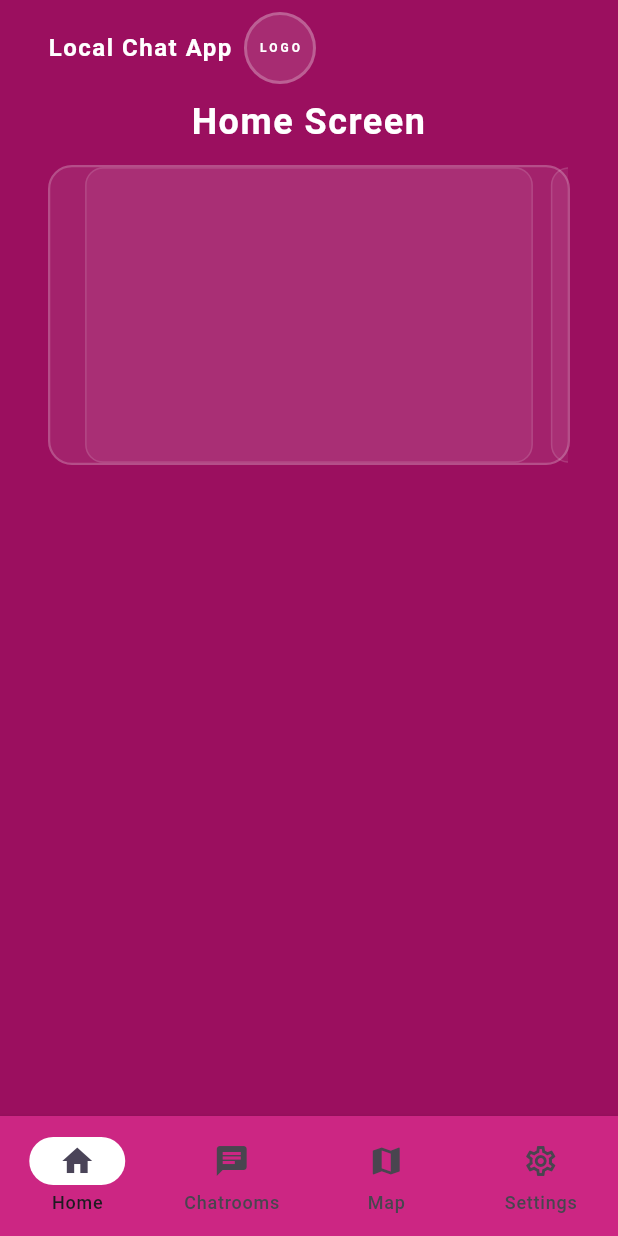
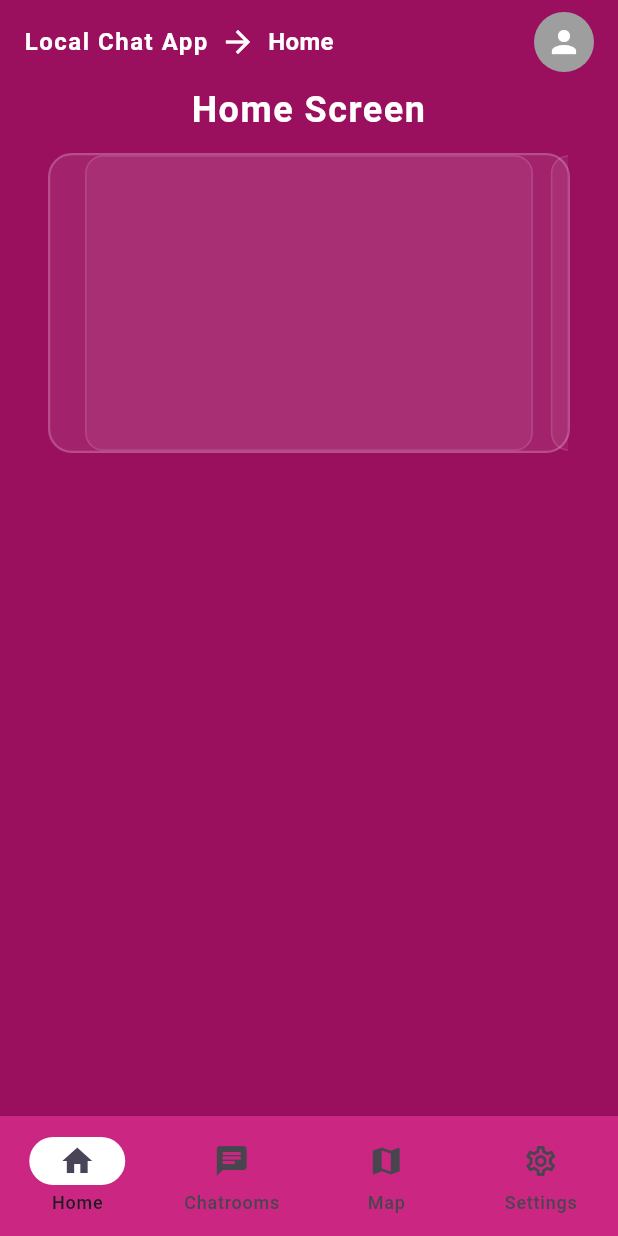
Before and after one commit to Voyage-local-chat-group/voyage-local-chat-group, a Flutter app: the HomeScreen screen opened directly, on a phone screen of 412 x 824 dp. Run offline on Flutter 3.47's test engine with Material 3 defaults, Android fonts, the phone set to English and light mode, and no system bars.

Commit message:
add top navbar to home screen

```diff
--- a/frontend/lib/views/home_screen.dart
+++ b/frontend/lib/views/home_screen.dart
@@ -47,10 +47,12 @@ class _HomeScreenState extends State<HomeScreen> {
 					crossAxisAlignment: CrossAxisAlignment.center,
 					children: [
 						Padding(
-							padding: const EdgeInsets.symmetric(horizontal: 32.0,vertical:8.0),
+							padding: const EdgeInsets.symmetric(horizontal: 16.0, vertical: 8.0),
 							child: Row(
-								mainAxisAlignment: MainAxisAlignment.start,
+								mainAxisAlignment: MainAxisAlignment.spaceBetween,
 								crossAxisAlignment: CrossAxisAlignment.center,
+								children: [
+									Row(
 										children: [
 											const Text(
 												'Local Chat App',
@@ -62,28 +64,27 @@ class _HomeScreenState extends State<HomeScreen> {
 													letterSpacing: 1,
 												),
 											),
-									const SizedBox(width:8),
-									Container(
-										height: 48,
-										width: 48,
-										decoration: BoxDecoration(
-											color: Colors.white.withValues(alpha: 0.12),
-											shape: BoxShape.circle,
-											border: Border.all(
-												color: Colors.white.withValues(alpha: 0.24),
-												width: 2,
+											const SizedBox(width: 8),
+											const Icon(Icons.arrow_forward, color: Colors.white),
+											const SizedBox(width: 8),
+											const Text(
+												'Home',
+												style: TextStyle(
+													color: Colors.white,
+													fontSize: 16,
+													fontWeight: FontWeight.w700,
 												),
 											),
-										child: const Center(
-											child: Text(
-												'LOGO',
-												style: TextStyle(
-													color: Colors.white,
-													fontSize: 8,
-													letterSpacing: 2,
-													fontWeight: FontWeight.w600,
+										],
 									),
-											),
+									GestureDetector(
+										onTap: () {
+											// Navigate to profile
+										},
+										child: const CircleAvatar(
+											radius: 20,
+											backgroundColor: Colors.grey,
+											child: Icon(Icons.person, color: Colors.white),
 										),
 									),
 								],
```
Lines whose indentation alone changed are shown as unchanged.
